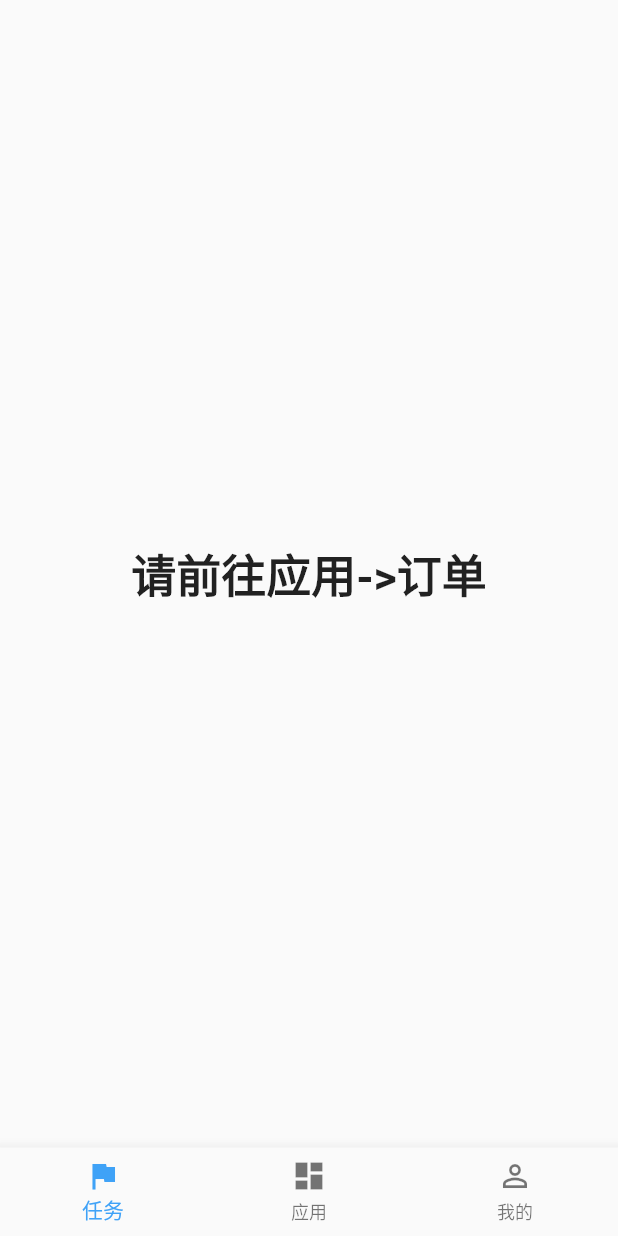
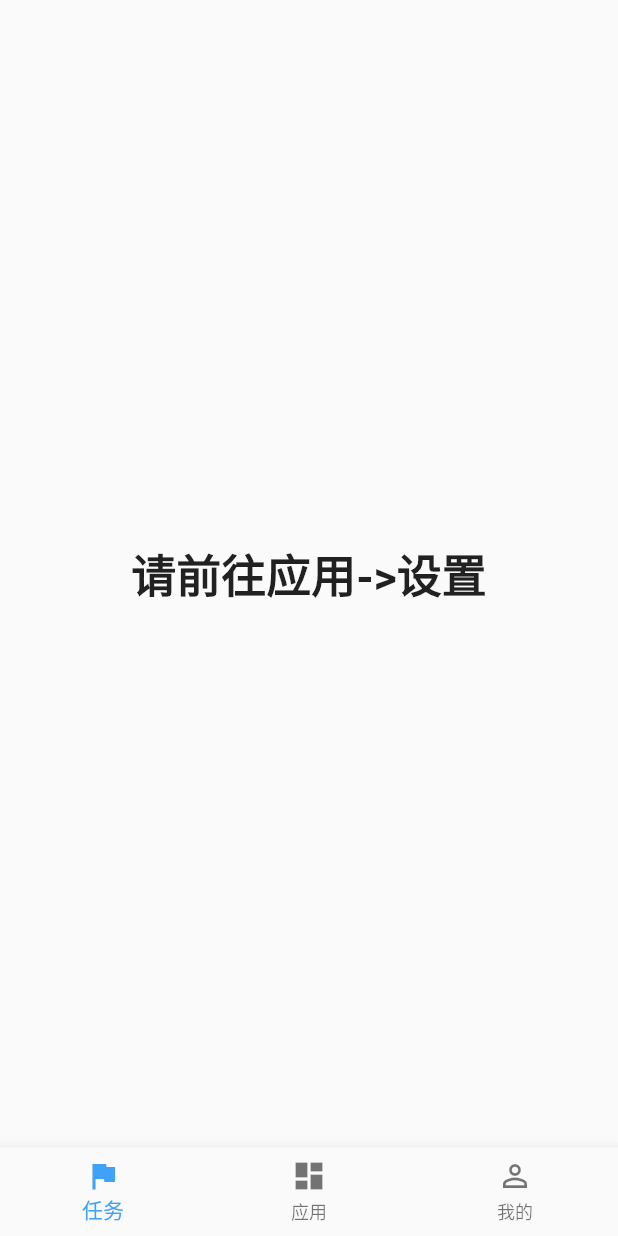
Before and after one commit to baixiaoyu2997/flutter_learn, a Flutter app: the HomeWidget screen opened directly, on a phone screen of 412 x 824 dp. Run offline on Flutter 3.47's test engine with Material 2 defaults, Android fonts, the light colour scheme and no system bars; our stand-ins replace dio, fluttertoast.

Commit message:
修改home页文字

```diff
--- a/lib/home.dart
+++ b/lib/home.dart
@@ -28,14 +28,14 @@ class _HomeWidgetState extends State<HomeWidget> {
   static const List<Widget> _widgetOptions = <Widget>[
     Center(
       child: Text(
-        '请前往应用->订单',
+        '请前往应用->设置',
         style: optionStyle,
       ),
     ),
     Application(),
     Center(
       child: Text(
-        '请前往应用->订单',
+        '请前往应用->设置',
         style: optionStyle,
       ),
     ),
```
